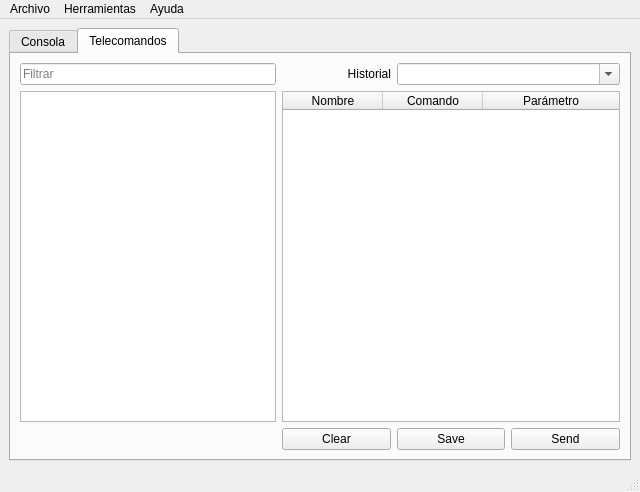
Qt form gsRemote/forms/Console.ui (spel-uchile/gsSuchai) before a commit.
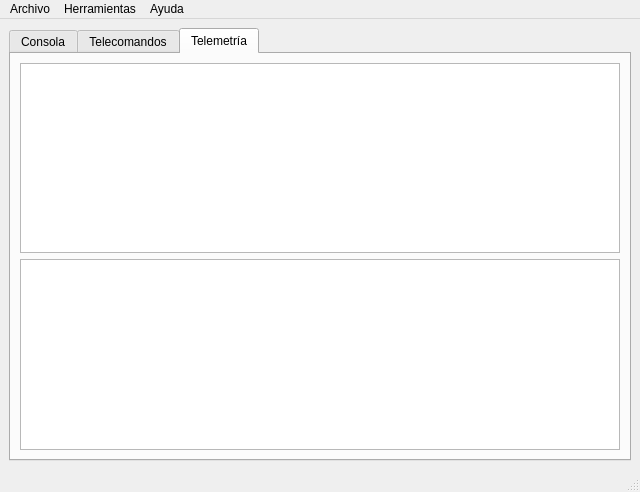
The same form after that commit. The open tabs and pages were chosen to show the change. Icons and pictures are not drawn.

What changed in the file:
```diff
--- a/gsRemote/forms/Console.ui
+++ b/gsRemote/forms/Console.ui
@@ -19,7 +19,7 @@
   </property>
   <widget class="QWidget" name="centralwidget">
    <layout class="QGridLayout" name="gridLayout">
-    <item row="2" column="3">
+    <item row="0" column="3">
      <widget class="QTabWidget" name="tabWidget">
       <property name="currentIndex">
        <number>1</number>
@@ -375,6 +375,19 @@
         </item>
        </layout>
       </widget>
+      <widget class="QWidget" name="tab_3">
+       <attribute name="title">
+        <string>Telemetría</string>
+       </attribute>
+       <layout class="QGridLayout" name="gridLayout_6">
+        <item row="1" column="0">
+         <widget class="QPlainTextEdit" name="textEditTelemetry"/>
+        </item>
+        <item row="0" column="0">
+         <widget class="QListWidget" name="listWidgetTelemetry"/>
+        </item>
+       </layout>
+      </widget>
      </widget>
     </item>
    </layout>
```
Left out of the diff: 2 changed lines with no effect on the pictures.
